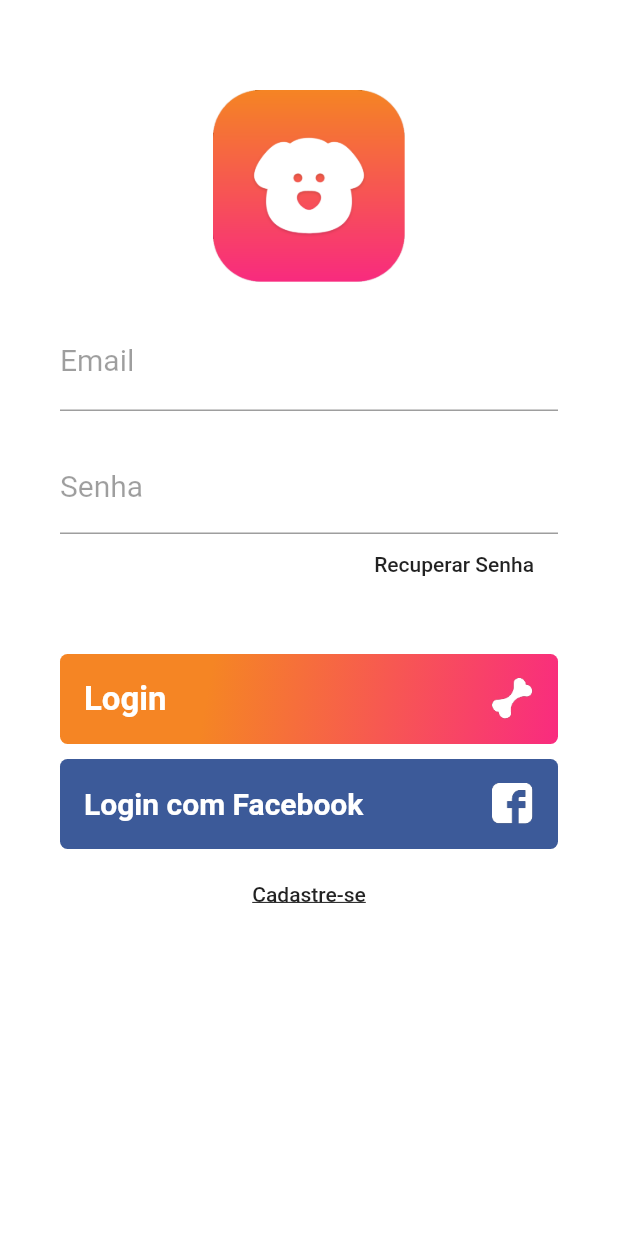
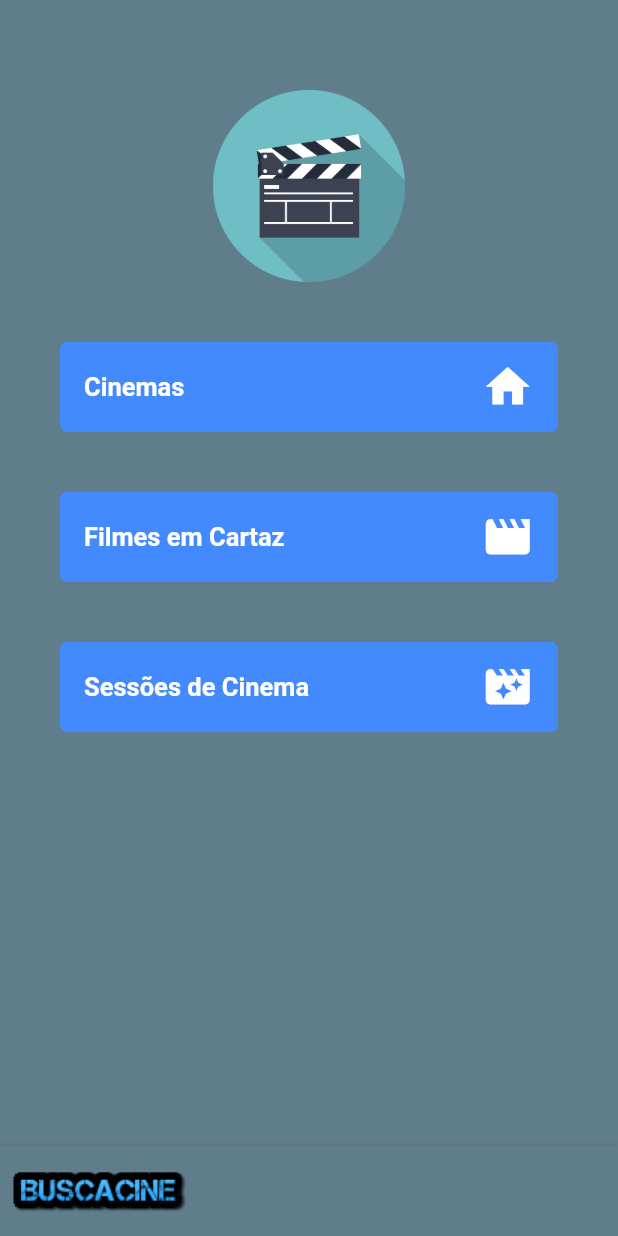
Before and after one commit to MatheusMontanha/BuscaCine_app, a Flutter app: the screen it shows after launch, on a phone screen of 412 x 824 dp. Run offline on Flutter 3.47's test engine with Material 2 defaults, Android fonts, the phone set to English and light mode, and no system bars; our stand-ins replace shared_preferences; missing offline and left inert: link.

Commit message:
Exemplo de tela para busca cine

```diff
--- /dev/null
+++ b/lib/Views/consulta_Cinema.dart
@@ -0,0 +1,163 @@
+import 'package:flutter/material.dart';
+
+class consultaCinema extends StatelessWidget {
+  @override
+  Widget build(BuildContext context) {
+    return Scaffold(
+      body: Container(
+        padding: EdgeInsets.only(
+          top: 60,
+          left: 40,
+          right: 40,
+        ),
+        color: Colors.blueGrey,
+        child: ListView(
+          children: <Widget>[
+            SizedBox(
+              width: 128,
+              height: 128,
+              child: Image.asset("assets/pop-corn.png"),
+            ),
+            SizedBox(
+              height: 40,
+            ),
+            Container(
+              height: 60,
+              alignment: Alignment.centerLeft,
+              decoration: BoxDecoration(
+                color: Colors.blueAccent,
+                borderRadius: BorderRadius.all(
+                  Radius.circular(5),
+                ),
+              ),
+              child: SizedBox.expand(
+                child: FlatButton(
+                  child: Row(
+                    mainAxisAlignment: MainAxisAlignment.spaceBetween,
+                    children: <Widget>[
+                      Text(
+                        "Cinemas",
+                        style: TextStyle(
+                          fontWeight: FontWeight.bold,
+                          color: Colors.white,
+                          fontSize: 17,
+                        ),
+                      ),
+                      Container(
+                        child: SizedBox(
+                          child: Icon(
+                            Icons.home,
+                            color: Colors.white,
+                            size: 35,
+                          ),
+                        ),
+                      ),
+                    ],
+                  ),
+                  onPressed: () {},
+                ),
+              ),
+            ),
+            SizedBox(
+              height: 40,
+            ),
+            Container(
+              height: 60,
+              alignment: Alignment.centerLeft,
+              decoration: BoxDecoration(
+                color: Colors.blueAccent,
+                borderRadius: BorderRadius.all(
+                  Radius.circular(5),
+                ),
+              ),
+              child: SizedBox.expand(
+                child: FlatButton(
+                  child: Row(
+                    mainAxisAlignment: MainAxisAlignment.spaceBetween,
+                    children: <Widget>[
+                      Text(
+                        "Filmes em Cartaz",
+                        style: TextStyle(
+                          fontWeight: FontWeight.bold,
+                          color: Colors.white,
+                          fontSize: 17,
+                        ),
+                      ),
+                      Container(
+                        child: SizedBox(
+                          child: Icon(
+                            Icons.movie,
+                            color: Colors.white,
+                            size: 35,
+                          ),
+                        ),
+                      ),
+                    ],
+                  ),
+                  onPressed: () {},
+                ),
+              ),
+            ),
+            SizedBox(
+              height: 40,
+            ),
+            Container(
+              height: 60,
+              alignment: Alignment.centerLeft,
+              decoration: BoxDecoration(
+                color: Colors.blueAccent,
+                borderRadius: BorderRadius.all(
+                  Radius.circular(5),
+                ),
+              ),
+              child: SizedBox.expand(
+                child: FlatButton(
+                  child: Row(
+                    mainAxisAlignment: MainAxisAlignment.spaceBetween,
+                    children: <Widget>[
+                      Text(
+                        "Sessões de Cinema",
+                        style: TextStyle(
+                          fontWeight: FontWeight.bold,
+                          color: Colors.white,
+                          fontSize: 17,
+                        ),
+                      ),
+                      Container(
+                        child: SizedBox(
+                          child: Icon(
+                            Icons.movie_filter,
+                            color: Colors.white,
+                            size: 35,
+                          ),
+                        ),
+                      ),
+                    ],
+                  ),
+                  onPressed: () {},
+                ),
+              ),
+            ),
+            // Container(
+            //   height: 60,
+            //   child: Image.asset(
+            //     "assets/logo-busca-cine.png",
+            //   ),
+            //   alignment: Alignment.center,
+            // ),
+          ],
+        ),
+      ),
+      bottomNavigationBar: BottomAppBar(
+        child: Container(
+          height: 60,
+          color: Colors.blueGrey,
+          child: Image.asset(
+            "assets/logo-busca-cine.png",
+          ),
+          alignment: Alignment.centerLeft,
+        ),
+      ),
+    );
+  }
+}
--- a/lib/Views/login_Example.dart
+++ b/lib/Views/login_Example.dart
@@ -1,8 +1,7 @@
 import 'package:flutter/material.dart';
 
-resetPasswordPage(){
+resetPasswordPage() {}
 
-}
 class LoginPageExemple extends StatelessWidget {
   @override
   Widget build(BuildContext context) {
@@ -35,8 +34,7 @@ class LoginPageExemple extends StatelessWidget {
                   fontSize: 20,
                 ),
               ),
-              style: TextStyle(
-                fontSize: 20),
+              style: TextStyle(fontSize: 20),
             ),
             SizedBox(
               height: 20,
@@ -60,7 +58,7 @@ class LoginPageExemple extends StatelessWidget {
                 child: Text(
                   "Recuperar Senha",
                 ),
-                onPressed: (){
+                onPressed: () {
                   // Navigator.push(
                   //   context,
                   //   MaterialPageRoute(builder: (context) => resetPasswordPage(),
@@ -79,12 +77,14 @@ class LoginPageExemple extends StatelessWidget {
                 gradient: LinearGradient(
                     begin: Alignment.topLeft,
                     end: Alignment.bottomRight,
-                  stops: [0.3, 1],
+                    stops: [
+                      0.3,
+                      1
+                    ],
                     colors: [
                       Color(0xFFF58524),
                       Color(0XFFF92B7F),
-                  ]
-                ),
+                    ]),
                 borderRadius: BorderRadius.all(
                   Radius.circular(5),
                 ),
@@ -112,7 +112,7 @@ class LoginPageExemple extends StatelessWidget {
                       ),
                     ],
                   ),
-                 onPressed: (){},
+                  onPressed: () {},
                 ),
               ),
             ),
@@ -133,7 +133,8 @@ class LoginPageExemple extends StatelessWidget {
                   child: Row(
                     mainAxisAlignment: MainAxisAlignment.spaceBetween,
                     children: <Widget>[
-                      Text("Login com Facebook",
+                      Text(
+                        "Login com Facebook",
                         style: TextStyle(
                           fontWeight: FontWeight.bold,
                           color: Colors.white,
@@ -150,7 +151,7 @@ class LoginPageExemple extends StatelessWidget {
                       ),
                     ],
                   ),
-                  onPressed: (){},
+                  onPressed: () {},
                 ),
               ),
             ),
@@ -167,7 +168,7 @@ class LoginPageExemple extends StatelessWidget {
                     decoration: TextDecoration.underline,
                   ),
                 ),
-                onPressed: (){},
+                onPressed: () {},
               ),
             ),
           ],
--- a/lib/main.dart
+++ b/lib/main.dart
@@ -1,10 +1,9 @@
-
 import 'dart:convert';
 
 import 'package:flutter/material.dart';
 import 'package:shared_preferences/shared_preferences.dart';
 import 'package:flutter_app/Models/item.dart';
-import 'package:flutter_app/Views/login_Example.dart';
+import 'package:flutter_app/Views/consulta_Cinema.dart';
 
 void main() => runApp(MyApp());
 
@@ -15,18 +14,17 @@ class MyApp extends StatelessWidget {
       title: 'Flutter Demo',
       debugShowCheckedModeBanner: false,
       theme: ThemeData(
-        primarySwatch: Colors.deepOrange,
+        primarySwatch: Colors.blue,
       ),
-      home: LoginPageExemple(),
+      home: consultaCinema(),
     );
   }
 }
 
 class HomePage extends StatefulWidget {
-
   var items = new List<Item>();
 
-  HomePage(){
+  HomePage() {
     items = [];
   }
 
@@ -37,19 +35,21 @@ class HomePage extends StatefulWidget {
 class _HomePageState extends State<HomePage> {
   var newTaskCtrl = TextEditingController();
 
-  void add(){
-    if(newTaskCtrl.text.isEmpty){
+  void add() {
+    if (newTaskCtrl.text.isEmpty) {
       return;
-    }else{
+    } else {
       setState(() {
-      widget.items.add(Item(title: newTaskCtrl.text, done: false),);
+        widget.items.add(
+          Item(title: newTaskCtrl.text, done: false),
+        );
         newTaskCtrl.text = "";
         save();
       });
     }
   }
 
-  void remove(int index){
+  void remove(int index) {
     setState(() {
       widget.items.removeAt(index);
       save();
@@ -60,21 +60,21 @@ class _HomePageState extends State<HomePage> {
     var prefs = await SharedPreferences.getInstance();
     var data = prefs.getString('data');
 
-    if(data != null){
+    if (data != null) {
       Iterable decoded = jsonDecode(data);
       List<Item> result = decoded.map((x) => Item.fromJson(x)).toList();
       setState(() {
         widget.items = result;
       });
     }
-
   }
 
-  save() async{
+  save() async {
     var prefs = await SharedPreferences.getInstance();
     await prefs.setString('data', jsonEncode(widget.items));
   }
-_HomePageState(){
+
+  _HomePageState() {
     load();
   }
 
@@ -86,7 +86,10 @@ _HomePageState(){
         title: TextFormField(
           controller: newTaskCtrl,
           keyboardType: TextInputType.text,
-          style: TextStyle(color: Colors.white, fontSize: 18,),
+          style: TextStyle(
+            color: Colors.white,
+            fontSize: 18,
+          ),
           decoration: InputDecoration(
             labelText: "Nova Tarefa",
             labelStyle: TextStyle(color: Colors.black),
@@ -98,13 +101,13 @@ _HomePageState(){
       ),
       body: ListView.builder(
         itemCount: widget.items.length,
-        itemBuilder: (BuildContext ctxt, int index){
+        itemBuilder: (BuildContext ctxt, int index) {
           final item = widget.items[index];
           return Dismissible(
             child: CheckboxListTile(
               title: Text(item.title),
               value: item.done,
-            onChanged: (value){
+              onChanged: (value) {
                 setState(() {
                   item.done = value;
                   save();
@@ -115,7 +118,7 @@ _HomePageState(){
             background: Container(
               color: Colors.red.withOpacity(0.2),
             ),
-          onDismissed: (direction){
+            onDismissed: (direction) {
               remove(index);
             },
           );
--- a/pubspec.yaml
+++ b/pubspec.yaml
@@ -81,3 +81,5 @@ flutter:
     - assets/profile-picture.png
     - assets/user-picture.png
     - assets/app-logo.png
+    - assets/pop-corn.png
+    - assets/logo-busca-cine.png
```
Also changed, not shown: assets/logo-busca-cine.png (added), assets/pop-corn.png (added). Lines whose indentation alone changed are shown as unchanged.
